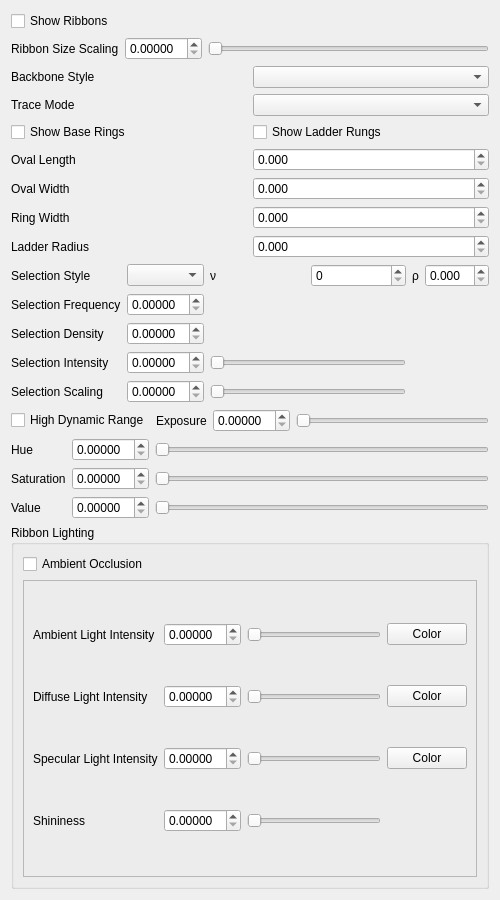
Above: iraspa/iraspagui/appearanceribbonsdnaform.ui from iRASPA/iRASPA-QT before the change. Below: the same form after it.
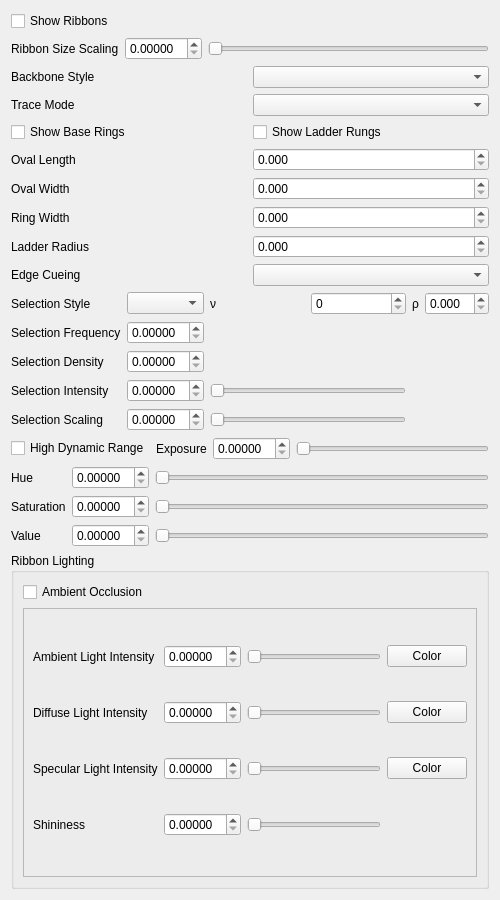
That is the form after the change. Custom widgets are drawn as their Qt base class.

Patch:
```diff
--- a/iraspa/iraspagui/appearanceribbonsdnaform.ui
+++ b/iraspa/iraspagui/appearanceribbonsdnaform.ui
@@ -156,6 +156,16 @@
        </property>
       </widget>
      </item>
+     <item row="7" column="0">
+      <widget class="QLabel" name="labelEdgeCueing">
+       <property name="text">
+        <string>Edge Cueing</string>
+       </property>
+      </widget>
+     </item>
+     <item row="7" column="1">
+      <widget class="QComboBox" name="ribbonEdgeCueingComboBox"/>
+     </item>
     </layout>
    </item>
    <item>
```
